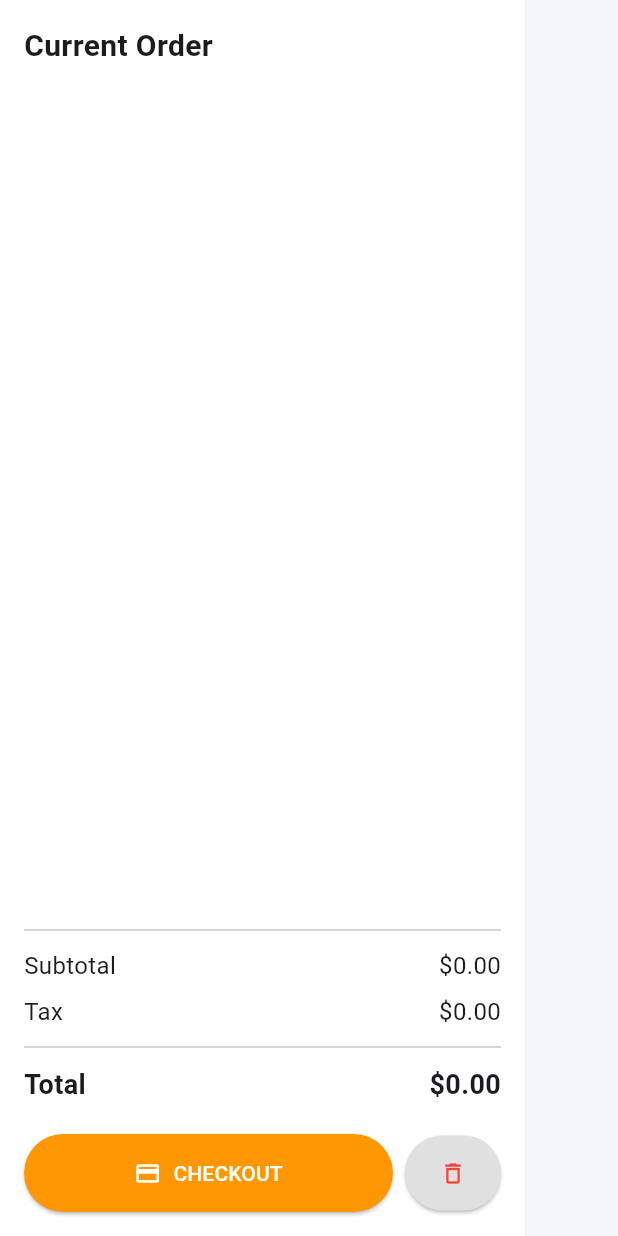
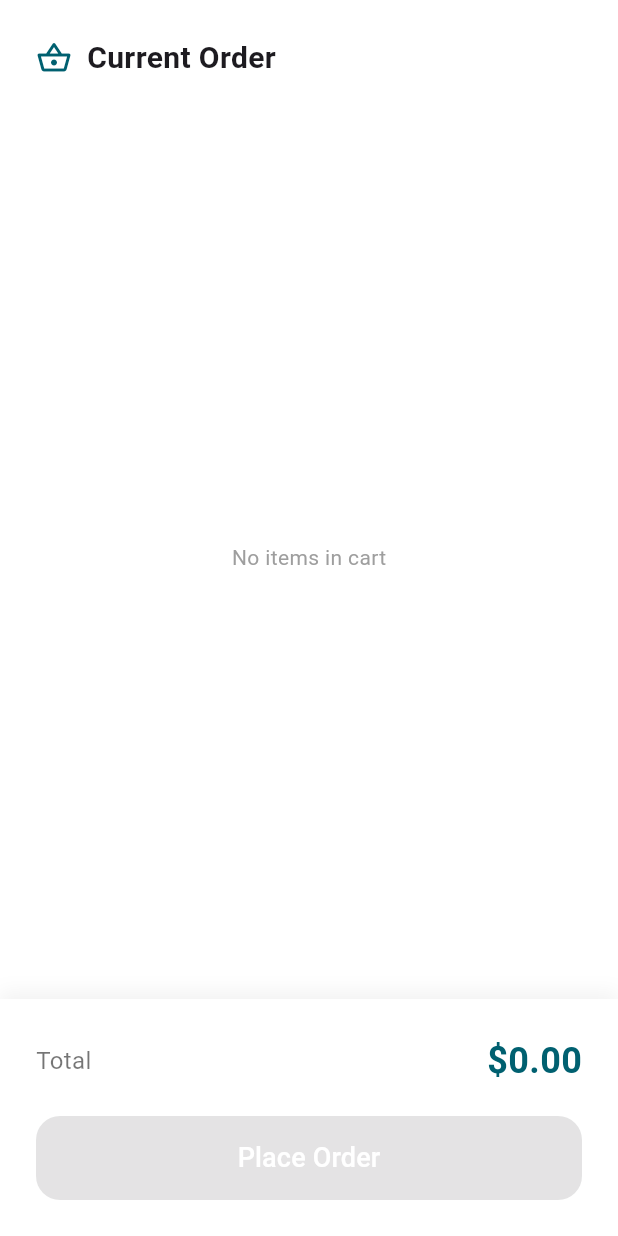
Before and after one commit to ssekimuli/pos-layput-flutter, a Flutter app: the CartPanel widget shown alone on an empty page, opened directly, on a phone screen of 412 x 824 dp. Run offline on Flutter 3.47's test engine with Material 3 defaults, Android fonts, the phone set to English and light mode, and no system bars; our stand-ins replace flutter_riverpod; missing offline and left inert: bitsdojo_window.

Commit message:
seperate cart screen

```diff
--- a/lib/widgets/cart_panel.dart
+++ b/lib/widgets/cart_panel.dart
@@ -1,6 +1,5 @@
 import 'package:flutter/material.dart';
 import 'package:flutter_riverpod/flutter_riverpod.dart';
-import 'package:pos_desktop_ui/core/models/product.dart';
 import 'package:pos_desktop_ui/core/providers/cart_provider.dart';
 
 class CartPanel extends ConsumerWidget {
@@ -8,92 +7,86 @@ class CartPanel extends ConsumerWidget {
 
   @override
   Widget build(BuildContext context, WidgetRef ref) {
-    final cart = ref.watch(cartProvider);
-    final notifier = ref.read(cartProvider.notifier);
-    double subtotal = cart.fold(0, (sum, item) => sum + item.price);
-    double tax = subtotal * 0.1;
-    double total = subtotal + tax;
+    final cartItems = ref.watch(cartProvider);
 
     return Container(
-      width: 350,
-      padding: const EdgeInsets.all(16.0),
       color: Colors.white,
       child: Column(
-        crossAxisAlignment: CrossAxisAlignment.start,
         children: [
-          const Text('Current Order', style: TextStyle(fontSize: 20, fontWeight: FontWeight.bold)),
-          const SizedBox(height: 16),
+          const Padding(
+            padding: EdgeInsets.all(24.0),
+            child: Row(
+              children: [
+                Icon(Icons.shopping_basket_outlined, color: Color(0xFF006070)),
+                SizedBox(width: 10),
+                Text(
+                  "Current Order",
+                  style: TextStyle(fontSize: 20, fontWeight: FontWeight.bold),
+                ),
+              ],
+            ),
+          ),
           Expanded(
-            child: ListView.builder(
-              itemCount: cart.length,
+            child: cartItems.isEmpty
+                ? const Center(child: Text("No items in cart", style: TextStyle(color: Colors.grey)))
+                : ListView.builder(
+                    itemCount: cartItems.length,
+                    padding: const EdgeInsets.symmetric(horizontal: 16),
                     itemBuilder: (context, index) {
-                final product = cart[index];
-                return ListTile(
-                  leading: const Icon(Icons.shopping_bag_outlined),
-                  title: Text(product.name),
-                  subtitle: Text('\$${product.price.toStringAsFixed(2)}'),
+                      final item = cartItems[index];
+                      return Card(
+                        elevation: 0,
+                        color: const Color(0xFFF4F7F9),
+                        margin: const EdgeInsets.only(bottom: 8),
+                        child: ListTile(
+                          title: Text(item.name, style: const TextStyle(fontWeight: FontWeight.bold)),
+                          subtitle: Text("\$${item.price}"),
                           trailing: IconButton(
-                    icon: const Icon(Icons.remove_circle_outline, color: Colors.red),
-                    onPressed: () => notifier.removeProduct(index),
+                            icon: const Icon(Icons.delete_outline, color: Colors.redAccent),
+                            onPressed: () => ref.read(cartProvider.notifier).removeProduct(index),
+                          ),
                         ),
                       );
                     },
                   ),
           ),
-          const Divider(),
-          _buildSummaryRow('Subtotal', subtotal),
-          _buildSummaryRow('Tax', tax),
-          const Divider(),
-          _buildSummaryRow('Total', total, isTotal: true),
-          const SizedBox(height: 16),
-          Row(
-            children: [
-              Expanded(
-                child: ElevatedButton.icon(
-                  onPressed: () {},
-                  icon: const Icon(Icons.payment, color: Colors.white),
-                  label: const Text('CHECKOUT', style: TextStyle(color: Colors.white)),
-                  style: ElevatedButton.styleFrom(
-                    backgroundColor: Colors.orange,
-                    padding: const EdgeInsets.symmetric(vertical: 16),
-                  ),
-                ),
-              ),
-              const SizedBox(width: 8),
-              ElevatedButton(
-                onPressed: () => notifier.clearCart(),
-                style: ElevatedButton.styleFrom(
-                  backgroundColor: Colors.grey[300],
-                  padding: const EdgeInsets.all(16),
-                ),
-                child: const Icon(Icons.delete_outline, color: Colors.red),
-              ),
-            ],
-          )
+          _buildSummary(cartItems),
         ],
       ),
     );
   }
 
-  Widget _buildSummaryRow(String label, double amount, {bool isTotal = false}) {
-    return Padding(
-      padding: const EdgeInsets.symmetric(vertical: 4.0),
-      child: Row(
+  Widget _buildSummary(List cartItems) {
+    // Basic math for total
+    double total = cartItems.fold(0, (sum, item) => sum + (item.price ?? 0));
+
+    return Container(
+      padding: const EdgeInsets.all(24),
+      decoration: BoxDecoration(
+        color: Colors.white,
+        boxShadow: [BoxShadow(color: Colors.black.withOpacity(0.05), blurRadius: 10, offset: const Offset(0, -5))],
+      ),
+      child: Column(
+        children: [
+          Row(
             mainAxisAlignment: MainAxisAlignment.spaceBetween,
             children: [
-          Text(
-            label,
-            style: TextStyle(
-              fontSize: isTotal ? 18 : 16,
-              fontWeight: isTotal ? FontWeight.bold : FontWeight.normal,
+              const Text("Total", style: TextStyle(fontSize: 16, color: Colors.black54)),
+              Text("\$${total.toStringAsFixed(2)}",
+                style: const TextStyle(fontSize: 24, fontWeight: FontWeight.bold, color: Color(0xFF006070))),
+            ],
           ),
+          const SizedBox(height: 20),
+          ElevatedButton(
+            style: ElevatedButton.styleFrom(
+              backgroundColor: const Color(0xFF006070),
+              minimumSize: const Size(double.infinity, 56),
+              shape: RoundedRectangleBorder(borderRadius: BorderRadius.circular(16)),
             ),
-          Text(
-            '\$${amount.toStringAsFixed(2)}',
-            style: TextStyle(
-              fontSize: isTotal ? 18 : 16,
-              fontWeight: isTotal ? FontWeight.bold : FontWeight.normal,
-            ),
+            onPressed: cartItems.isEmpty ? null : () {
+              // Action for payment
+            },
+            child: const Text("Place Order", style: TextStyle(fontSize: 18, color: Colors.white)),
           ),
         ],
       ),
```
Also changed, not shown: lib/features/pos/presentation/screens/pos_layout.dart (+43 -63 lines). Lines whose indentation alone changed are shown as unchanged.
